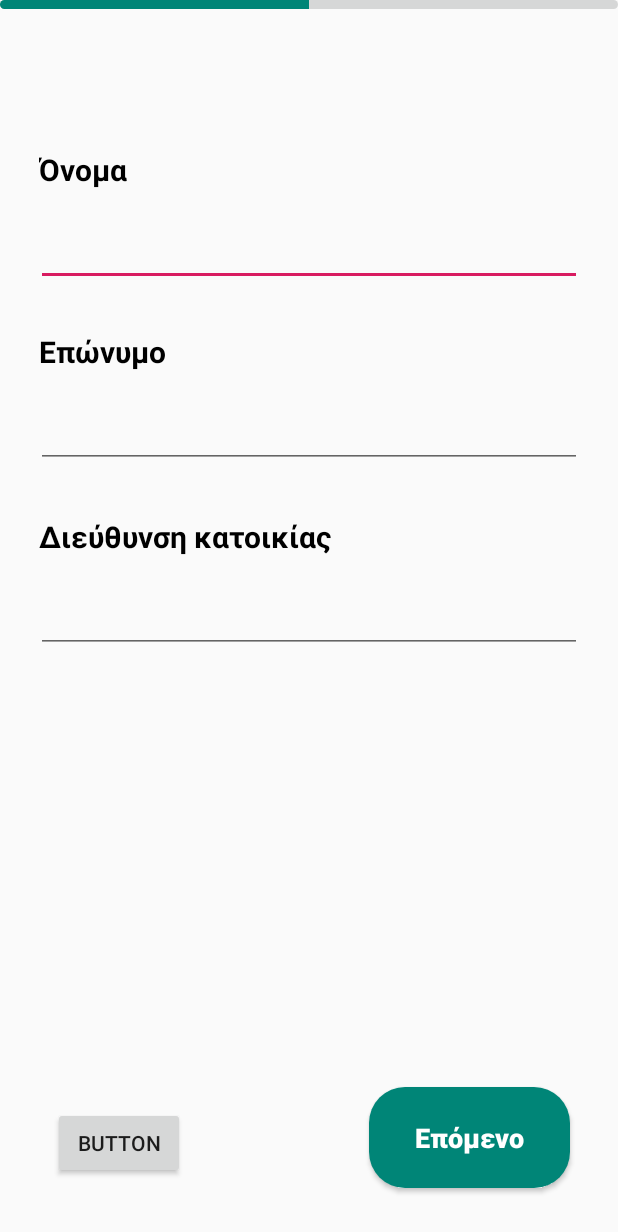
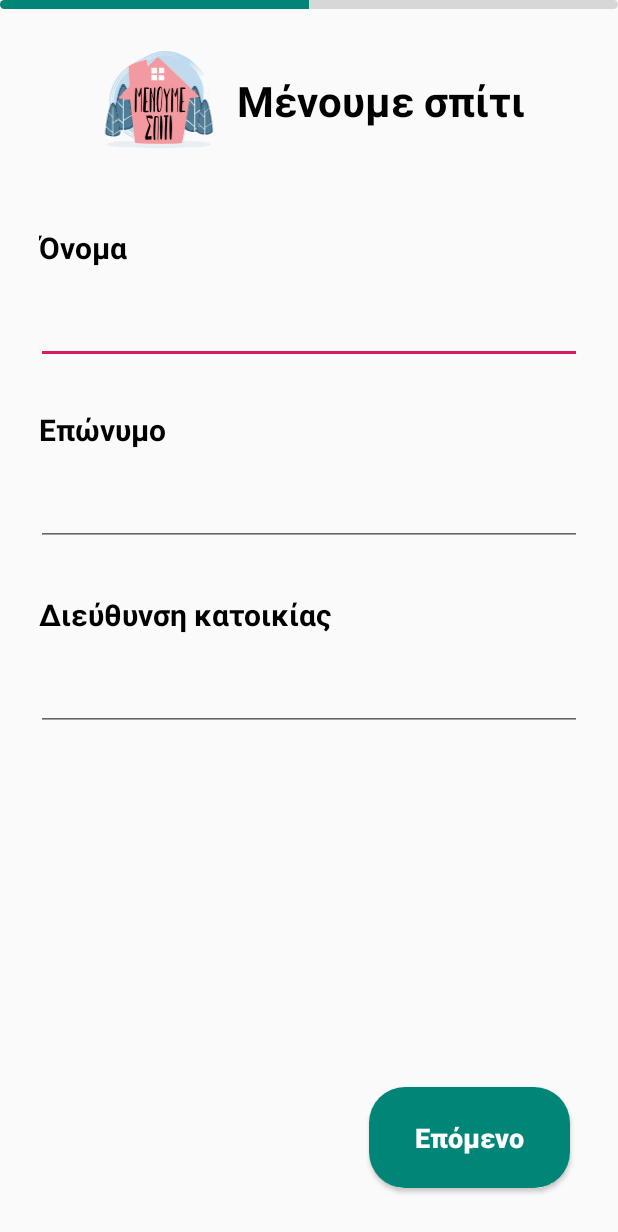
Before and after one commit to ChrissSav/Sms-App, an Android app: the screen it shows after launch (MainActivity), on a phone screen of 412 x 824 dp. Shown: the top 1232 px of the screen. Run offline under Robolectric (Android 15) with nearby library versions, the phone set to English and light mode, and no system bars.

Commit message:
Update style

```diff
--- a/app/src/main/java/com/example/sms13033/MainActivity.java
+++ b/app/src/main/java/com/example/sms13033/MainActivity.java
@@ -54,7 +54,7 @@ public class MainActivity extends AppCompatActivity {
 
         progressBar = findViewById(R.id.progressBar);
         button_next = findViewById(R.id.button_next_stage);
-        btn = findViewById(R.id.button);
+       // btn = findViewById(R.id.button);
         fragmentManager = getSupportFragmentManager();
 
         /*String name = globalClass.getFirst_name();
@@ -86,12 +86,12 @@ public class MainActivity extends AppCompatActivity {
                 }
             }
         });
-        btn.setOnClickListener(new View.OnClickListener() {
+       /* btn.setOnClickListener(new View.OnClickListener() {
             @Override
             public void onClick(View v) {
                 SaveUserInfo(stageOneFragment.getLast_name(), stageOneFragment.getLast_name(), stageOneFragment.getAddress());
             }
-        });
+        });*/
 
     }
 
--- a/app/src/main/res/layout/activity_main.xml
+++ b/app/src/main/res/layout/activity_main.xml
@@ -5,6 +5,9 @@
     android:layout_width="match_parent"
     android:layout_height="match_parent"
     tools:context=".MainActivity">
+
+
+
 
 
     <ProgressBar
@@ -19,16 +22,53 @@
         app:layout_constraintStart_toStartOf="parent"
         app:layout_constraintTop_toTopOf="parent" />
 
+
+    <androidx.constraintlayout.widget.ConstraintLayout
+        android:id="@+id/constraintLayout"
+        android:layout_width="wrap_content"
+        android:layout_height="wrap_content"
+        android:layout_marginTop="8dp"
+        app:layout_constraintEnd_toEndOf="parent"
+        app:layout_constraintStart_toStartOf="parent"
+        app:layout_constraintTop_toBottomOf="@+id/progressBar">
+
+        <ImageView
+            android:id="@+id/imageView2"
+            android:layout_width="87dp"
+            android:layout_height="105dp"
+            android:layout_margin="0dp"
+            android:adjustViewBounds="true"
+            app:layout_constraintBottom_toBottomOf="parent"
+            app:layout_constraintStart_toStartOf="parent"
+            app:layout_constraintTop_toTopOf="parent"
+            app:srcCompat="@drawable/ic_background" />
+
+        <TextView
+            android:id="@+id/textView"
+            android:layout_width="wrap_content"
+            android:layout_height="wrap_content"
+            android:layout_marginStart="8dp"
+            android:text="Μένουμε σπίτι"
+            android:textColor="#000"
+            android:textStyle="bold"
+            android:textSize="28sp"
+            app:layout_constraintBottom_toBottomOf="parent"
+            app:layout_constraintStart_toEndOf="@+id/imageView2"
+            app:layout_constraintTop_toTopOf="parent" />
+    </androidx.constraintlayout.widget.ConstraintLayout>
+
+
     <FrameLayout
         android:id="@+id/fragment_container"
         android:layout_width="match_parent"
         android:layout_height="0dp"
-        android:layout_marginTop="16dp"
         android:layout_marginBottom="16dp"
         app:layout_constraintBottom_toTopOf="@+id/button_next_stage"
         app:layout_constraintEnd_toEndOf="parent"
         app:layout_constraintStart_toStartOf="parent"
-        app:layout_constraintTop_toBottomOf="@+id/progressBar" />
+        app:layout_constraintTop_toBottomOf="@+id/constraintLayout">
+
+    </FrameLayout>
 
     <Button
         android:id="@+id/button_next_stage"
@@ -46,16 +86,17 @@
         app:layout_constraintBottom_toBottomOf="parent"
         app:layout_constraintEnd_toEndOf="parent" />
 
-    <Button
-        android:id="@+id/button"
-        android:layout_width="wrap_content"
-        android:layout_height="wrap_content"
-        android:layout_marginStart="35dp"
-        android:layout_marginTop="29dp"
-        android:layout_marginBottom="38dp"
-        android:text="Button"
-        app:layout_constraintBottom_toBottomOf="parent"
-        app:layout_constraintStart_toStartOf="parent"
-        app:layout_constraintTop_toBottomOf="@+id/fragment_container" />
+
+    <!--    <Button-->
+<!--        android:id="@+id/button"-->
+<!--        android:layout_width="wrap_content"-->
+<!--        android:layout_height="wrap_content"-->
+<!--        android:layout_marginStart="35dp"-->
+<!--        android:layout_marginTop="29dp"-->
+<!--        android:layout_marginBottom="38dp"-->
+<!--        android:text="Button"-->
+<!--        app:layout_constraintBottom_toBottomOf="parent"-->
+<!--        app:layout_constraintStart_toStartOf="parent"-->
+<!--        app:layout_constraintTop_toBottomOf="@+id/fragment_container" />-->
 
 </androidx.constraintlayout.widget.ConstraintLayout>
--- a/app/src/main/res/layout/fragment_stage_one.xml
+++ b/app/src/main/res/layout/fragment_stage_one.xml
@@ -11,12 +11,10 @@
     <androidx.constraintlayout.widget.ConstraintLayout
         android:layout_width="0dp"
         android:layout_height="wrap_content"
-        app:layout_constraintBottom_toBottomOf="parent"
         app:layout_constraintEnd_toEndOf="parent"
         app:layout_constraintHorizontal_bias="0.0"
         app:layout_constraintStart_toStartOf="parent"
-        app:layout_constraintTop_toTopOf="parent"
-        app:layout_constraintVertical_bias="0.159">
+        app:layout_constraintTop_toTopOf="parent">
 
 
         <TextView
@@ -51,8 +49,8 @@
             android:layout_width="wrap_content"
             android:layout_height="wrap_content"
             android:layout_marginTop="30dp"
+            android:paddingLeft="2dp"
             android:text="Επώνυμο"
-            android:paddingLeft="2dp"
             android:textColor="#000"
             android:textSize="20sp"
             android:textStyle="bold"
@@ -77,8 +75,8 @@
             android:layout_width="wrap_content"
             android:layout_height="wrap_content"
             android:layout_marginTop="32dp"
+            android:paddingLeft="2dp"
             android:text="Διεύθυνση κατοικίας"
-            android:paddingLeft="2dp"
             android:textColor="#000"
             android:textSize="20sp"
             android:textStyle="bold"
```
